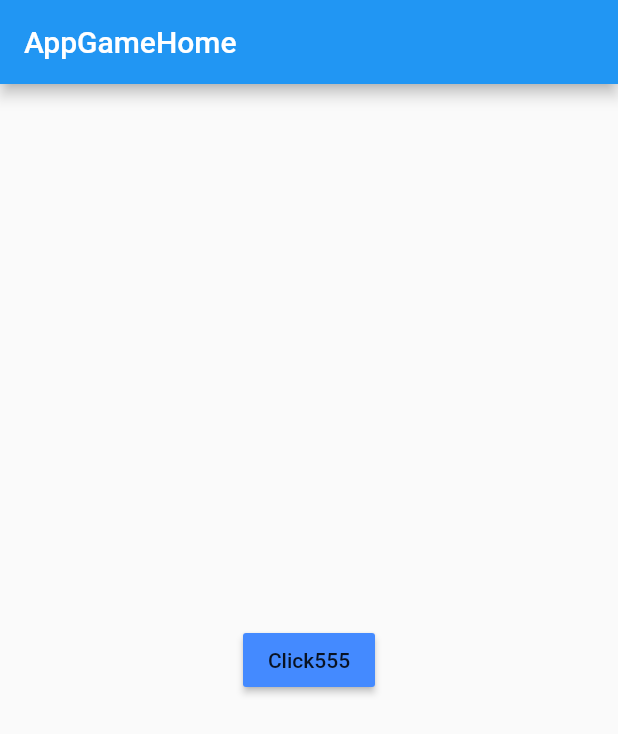
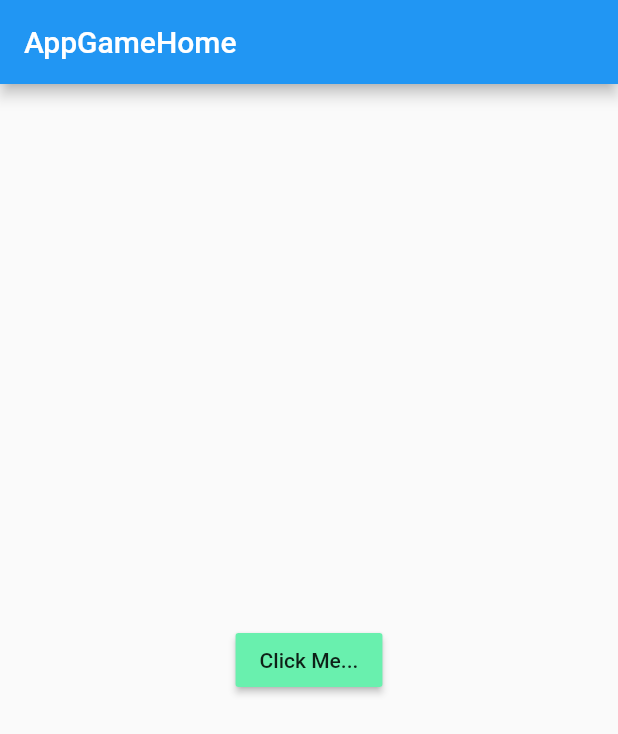
Before and after one commit to themesanasang/start_app, a Flutter app: the screen it shows after launch, on a phone screen of 412 x 824 dp. Shown: the top 734 px of the screen. Run offline on Flutter 3.47's test engine with Material 2 defaults, Android fonts, the phone set to English and light mode, and no system bars.

Commit message:
edit button in main-screen

```diff
--- a/lib/screens/main_screen.dart
+++ b/lib/screens/main_screen.dart
@@ -15,8 +15,8 @@ class _MainScreenState extends State<MainScreen> {
       body: Center(
         child: RaisedButton(
           onPressed: () {},
-          color: Colors.blueAccent,
-          child: Text('Click555'),
+          color: Colors.greenAccent,
+          child: Text('Click Me...'),
         ),
       ),
     );
```
